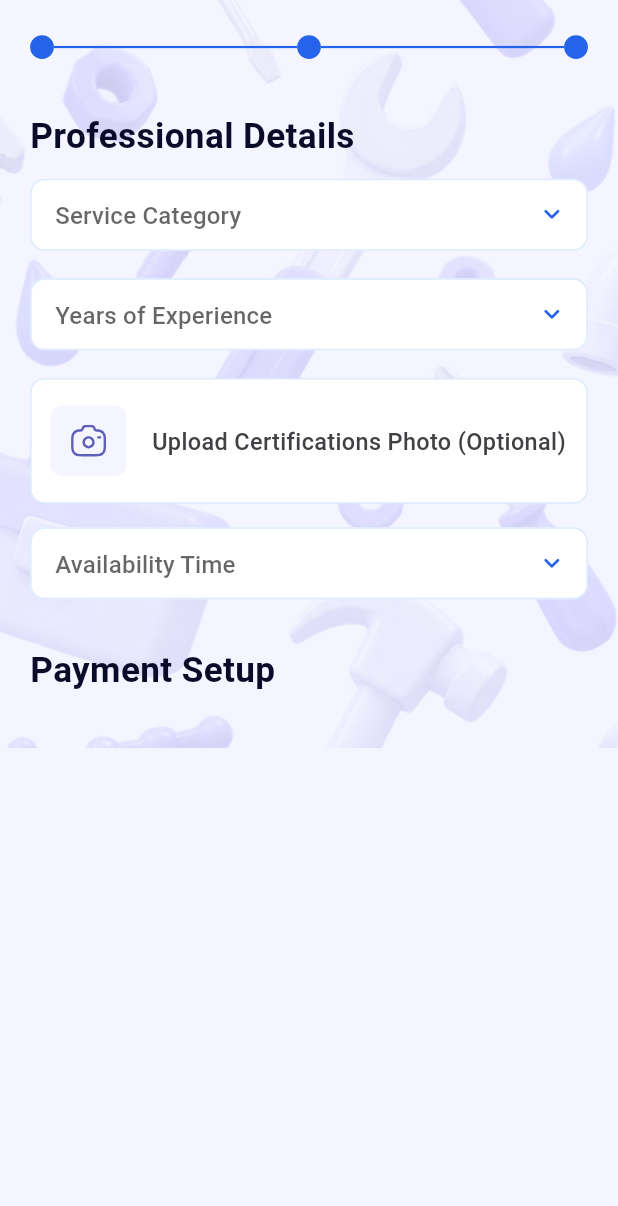
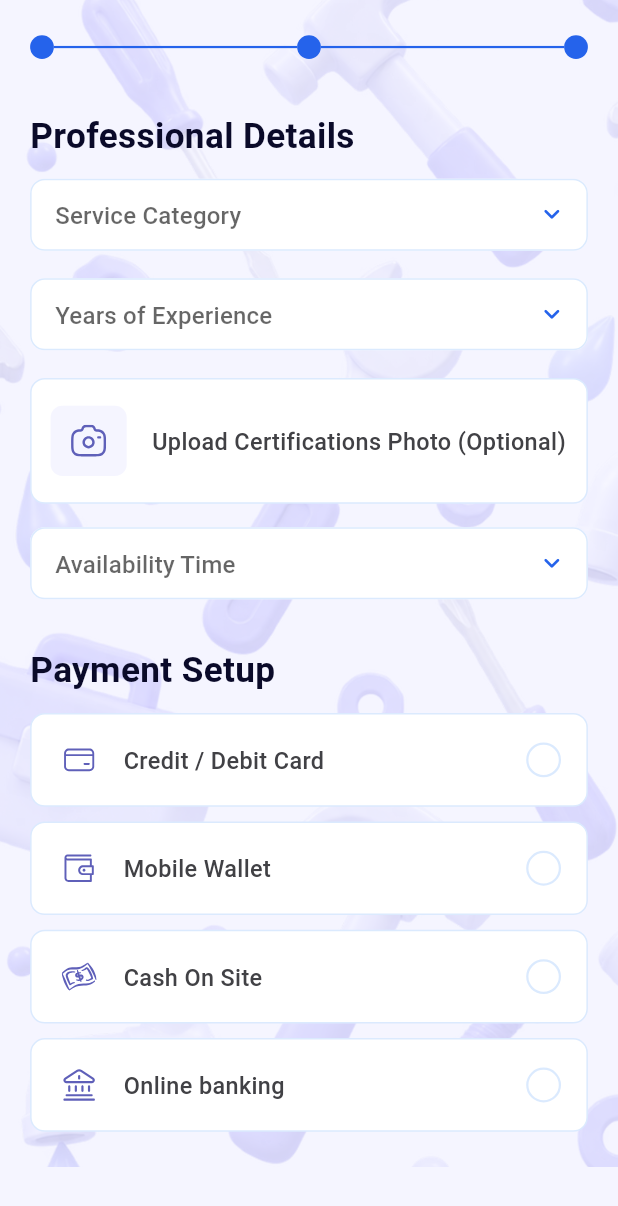
Before and after one commit to FAD-Community/Team-2--R1_P2, a Flutter app: the screen it shows after launch, on a phone screen of 412 x 824 dp. Shown: the top 1206 px of the screen. Run offline on Flutter 3.47's test engine with Material 3 defaults, Android fonts, the phone set to English and light mode, and no system bars; our stand-ins replace dio, flutter_screenutil, flutter_secure_storage, flutter_svg, get_it, shared_preferences.

Commit message:
added payment method ui

```diff
--- /dev/null
+++ b/lib/core/widgets/custom_payment_method_item.dart
@@ -0,0 +1,79 @@
+import 'package:fix_now_team_2/core/theme/app_colors.dart';
+import 'package:fix_now_team_2/core/theme/app_text_styles.dart';
+import 'package:flutter/material.dart';
+import 'package:flutter_screenutil/flutter_screenutil.dart';
+
+class CustomPaymentMethodItem extends StatelessWidget {
+  final String title;
+  final Widget icon;
+  final bool isSelected;
+  final VoidCallback? onTap;
+
+  const CustomPaymentMethodItem({
+    super.key,
+    required this.title,
+    required this.icon,
+    required this.isSelected,
+    this.onTap,
+  });
+
+  @override
+  Widget build(BuildContext context) {
+    return InkWell(
+      onTap: onTap,
+      borderRadius: BorderRadius.circular(10.r),
+      child: Container(
+        height: 64.h,
+        width: double.infinity,
+        padding: EdgeInsets.symmetric(horizontal: 16.w),
+        decoration: BoxDecoration(
+          color: AppColors.white,
+          borderRadius: BorderRadius.circular(10.r),
+          border: Border.all(
+            color: AppColors.primaryLight,
+          ),
+        ),
+        child: Row(
+          children: [
+            icon,
+
+            SizedBox(width: 14.w),
+
+            Expanded(
+              child: Text(
+                title,
+                style: AppTextStyle.font16MediumLabelGrey,
+              ),
+            ),
+
+            Container(
+              width: 22.w,
+              height: 22.w,
+              decoration: BoxDecoration(
+                shape: BoxShape.circle,
+                border: Border.all(
+                  color: isSelected
+                      ? AppColors.primary
+                      : AppColors.primaryLight,
+                  width: 1.5,
+                ),
+              ),
+              child: isSelected
+                  ? Center(
+                child: Container(
+                  width: 12.w,
+                  height: 12.w,
+                  decoration: const BoxDecoration(
+                    shape: BoxShape.circle,
+                    color: AppColors.primary,
+                  ),
+                ),
+              )
+                  : null,
+            ),
+          ],
+        ),
+      ),
+    );
+  }
+}
--- a/lib/features/auth/provider_auth/presentation/screens/provider_sign_up_info_two_screen.dart
+++ b/lib/features/auth/provider_auth/presentation/screens/provider_sign_up_info_two_screen.dart
@@ -4,7 +4,9 @@ import 'package:fix_now_team_2/core/widgets/custom_dropdown_field.dart';
 import 'package:fix_now_team_2/core/widgets/custom_provider_sign_up_progress_indicator.dart';
 import 'package:flutter/material.dart';
 import 'package:flutter_screenutil/flutter_screenutil.dart';
+import 'package:flutter_svg/svg.dart';
 
+import '../../../../../core/widgets/custom_payment_method_item.dart';
 import '../../../../../core/widgets/custom_photo_upload_field.dart';
 
 class ProviderSignUpInfoTwoScreen extends StatefulWidget {
@@ -22,6 +24,7 @@ class _ProviderSignUpInfoTwoScreenState
   String? selectedServiceCategory;
   String? selectedExperience;
   String? selectedAvailability;
+  String? selectedPaymentMethod;
 
   @override
   Widget build(BuildContext context) {
@@ -49,10 +52,9 @@ class _ProviderSignUpInfoTwoScreenState
                   ),
 
                   SizedBox(height: 35.h),
-                  // changed color after approved previous PR (waiting)
                   Text(
                     'Professional Details',
-                    style: AppTextStyle.font24MediumPrimary.copyWith(color: Color(0xff0A0A29)),
+                    style: AppTextStyle.font24MediumBlack,
                   ),
 
                   SizedBox(height: 12.h),
@@ -122,8 +124,85 @@ class _ProviderSignUpInfoTwoScreenState
                     'Payment Setup',
                     style: AppTextStyle.font24MediumBlack,
                   ),
+                  SizedBox(height: 12.h),
+                  CustomPaymentMethodItem(
+                    title: 'Credit / Debit Card',
+                    icon: Padding(
+                      padding: EdgeInsets.all(2.w),
+                      child: SvgPicture.asset(
+                        'assets/icons/credit_icon.svg',
+                        width: 24.w,
+                        height: 24.h,
+                      ),
+                    ),
+                    isSelected: selectedPaymentMethod == 'card',
+                    onTap: () {
+                      setState(() {
+                        selectedPaymentMethod = 'card';
+                      });
+                    },
+                  ),
 
-                  SizedBox(height: 12.h),
+                  SizedBox(height: 10.h),
+
+                  CustomPaymentMethodItem(
+                    title: 'Mobile Wallet',
+                    icon: Padding(
+                      padding: EdgeInsets.all(2.w),
+                      child: SvgPicture.asset(
+                        'assets/icons/wallet_icon.svg',
+                        width: 24.w,
+                        height: 24.h,
+                      ),
+                    ),
+                    isSelected: selectedPaymentMethod == 'wallet',
+                    onTap: () {
+                      setState(() {
+                        selectedPaymentMethod = 'wallet';
+                      });
+                    },
+                  ),
+
+                  SizedBox(height: 10.h),
+
+                  CustomPaymentMethodItem(
+                    title: 'Cash On Site',
+                    icon: Padding(
+                      padding: EdgeInsets.all(2.w),
+                      child: SvgPicture.asset(
+                        'assets/icons/cash_icon.svg',
+                        width: 24.w,
+                        height: 24.h,
+                      ),
+                    ),
+                    isSelected: selectedPaymentMethod == 'cash',
+                    onTap: () {
+                      setState(() {
+                        selectedPaymentMethod = 'cash';
+                      });
+                    },
+                  ),
+
+                  SizedBox(height: 10.h),
+
+                  CustomPaymentMethodItem(
+                    title: 'Online banking',
+                    icon: Padding(
+                      padding: EdgeInsets.all(2.w),
+                      child: SvgPicture.asset(
+                        'assets/icons/online_bank_icon.svg',
+                        width: 24.w,
+                        height: 24.h,
+                      ),
+                    ),
+                    isSelected: selectedPaymentMethod == 'banking',
+                    onTap: () {
+                      setState(() {
+                        selectedPaymentMethod = 'banking';
+                      });
+                    },
+                  ),
+
                 ],
               ),
             ),
```
Also changed, not shown: assets/icons/cash_icon.svg (added), assets/icons/credit_icon.svg (added), assets/icons/online_bank_icon.svg (added), assets/icons/wallet_icon.svg (added), lib/generated/assets.dart.
